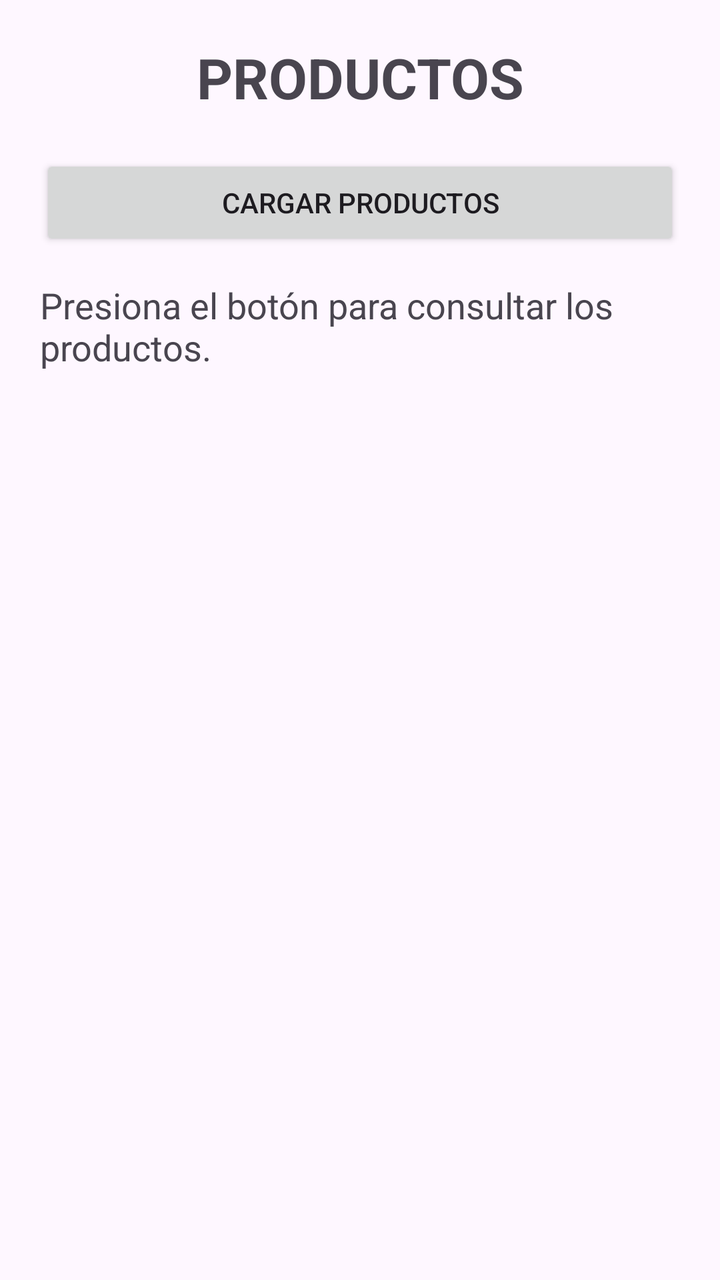
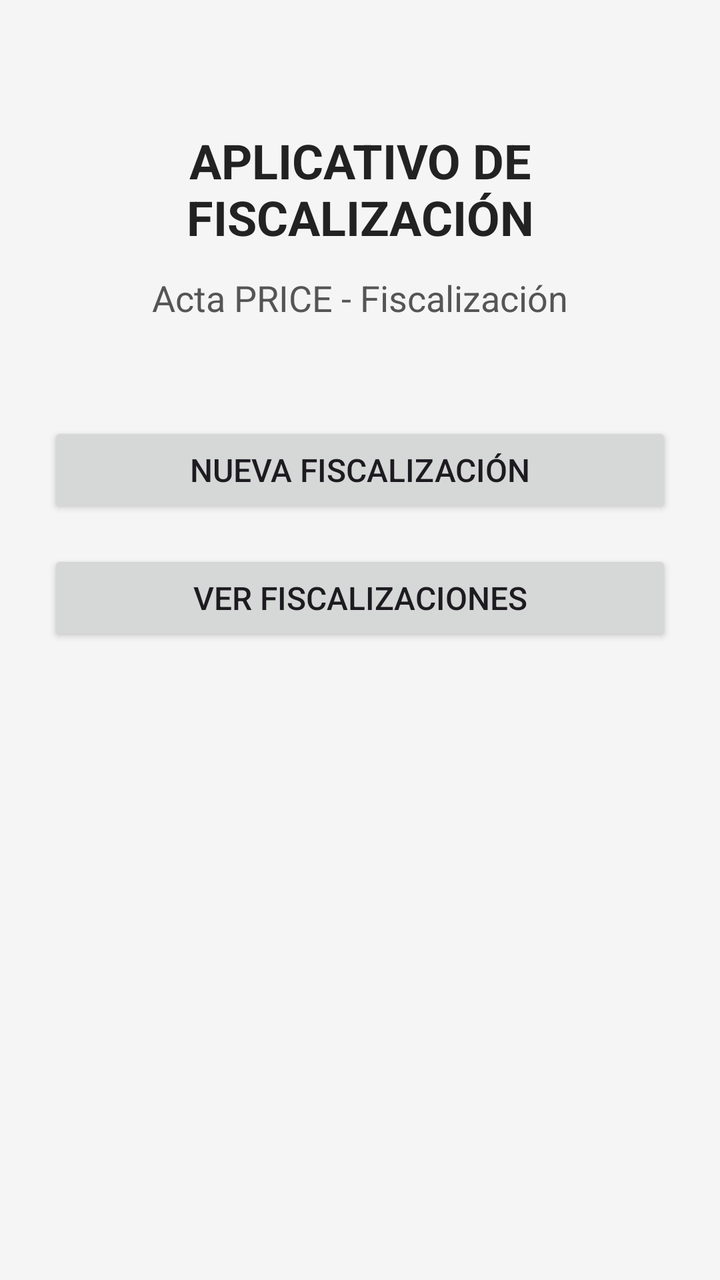

Two renders of the same Android screen: before a commit and after it. Below are the layout's source before the change and the commit's diff.
<!-- AndroidManifest.xml: application theme Theme.Producto_Api_Kevin -->
<!-- res/layout/activity_main.xml -->
<?xml version="1.0" encoding="utf-8"?>
<LinearLayout xmlns:android="http://schemas.android.com/apk/res/android"
    android:layout_width="match_parent"
    android:layout_height="match_parent"
    android:orientation="vertical"
    android:padding="20dp">

    <TextView
        android:layout_width="match_parent"
        android:layout_height="wrap_content"
        android:text="PRODUCTOS"
        android:textSize="28sp"
        android:textStyle="bold"
        android:gravity="center"
        android:layout_marginBottom="20dp" />

    <Button
        android:id="@+id/btnCargar"
        android:layout_width="match_parent"
        android:layout_height="wrap_content"
        android:text="Cargar productos" />

    <ScrollView
        android:layout_width="match_parent"
        android:layout_height="0dp"
        android:layout_weight="1"
        android:layout_marginTop="15dp">

        <TextView
            android:id="@+id/txtProductos"
            android:layout_width="match_parent"
            android:layout_height="wrap_content"
            android:text="Presiona el botón para consultar los productos."
            android:textSize="18sp" />

    </ScrollView>

</LinearLayout>
<!-- resources referenced by this layout -->
<resources>
  <style name="Theme.Producto_Api_Kevin" parent="Base.Theme.Producto_Api_Kevin" />
  <style name="Base.Theme.Producto_Api_Kevin" parent="Theme.Material3.DayNight.NoActionBar">
          
          
      </style>
</resources>

<!-- the commit's change to res/layout/activity_main.xml (unified diff, before → after) -->
@@ -3,36 +3,45 @@
     android:layout_width="match_parent"
     android:layout_height="match_parent"
     android:orientation="vertical"
-    android:padding="20dp">
+    android:padding="24dp"
+    android:gravity="center_horizontal"
+    android:background="#F5F5F5">
 
     <TextView
+        android:id="@+id/txtTitulo"
         android:layout_width="match_parent"
         android:layout_height="wrap_content"
-        android:text="PRODUCTOS"
-        android:textSize="28sp"
+        android:text="APLICATIVO DE FISCALIZACIÓN"
+        android:textSize="24sp"
         android:textStyle="bold"
+        android:textColor="#222222"
         android:gravity="center"
-        android:layout_marginBottom="20dp" />
+        android:layout_marginTop="40dp"
+        android:layout_marginBottom="12dp" />
+
+    <TextView
+        android:id="@+id/txtSubtitulo"
+        android:layout_width="match_parent"
+        android:layout_height="wrap_content"
+        android:text="Acta PRICE - Fiscalización"
+        android:textSize="18sp"
+        android:textColor="#555555"
+        android:gravity="center"
+        android:layout_marginBottom="50dp" />
 
     <Button
-        android:id="@+id/btnCargar"
+        android:id="@+id/btnNuevaFiscalizacion"
         android:layout_width="match_parent"
         android:layout_height="wrap_content"
-        android:text="Cargar productos" />
+        android:text="NUEVA FISCALIZACIÓN"
+        android:textSize="16sp"
+        android:layout_marginBottom="16dp" />
 
-    <ScrollView
+    <Button
+        android:id="@+id/btnVerFiscalizaciones"
         android:layout_width="match_parent"
-        android:layout_height="0dp"
-        android:layout_weight="1"
-        android:layout_marginTop="15dp">
-
-        <TextView
-            android:id="@+id/txtProductos"
-            android:layout_width="match_parent"
-            android:layout_height="wrap_content"
-            android:text="Presiona el botón para consultar los productos."
-            android:textSize="18sp" />
-
-    </ScrollView>
+        android:layout_height="wrap_content"
+        android:text="VER FISCALIZACIONES"
+        android:textSize="16sp" />
 
 </LinearLayout>
